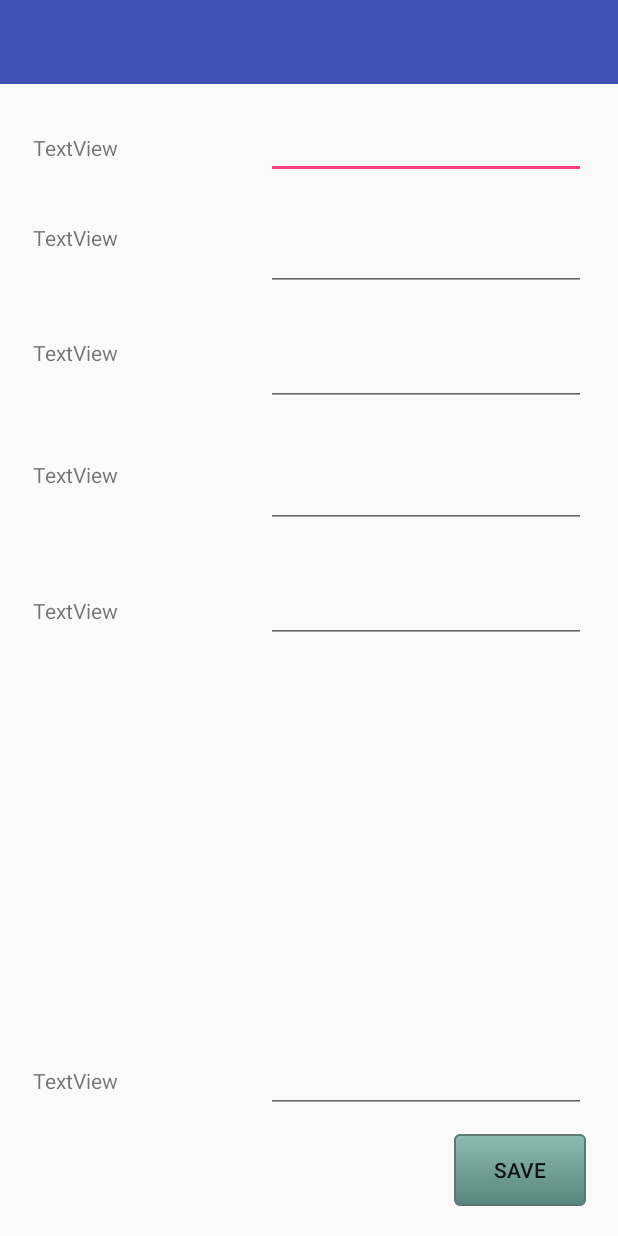
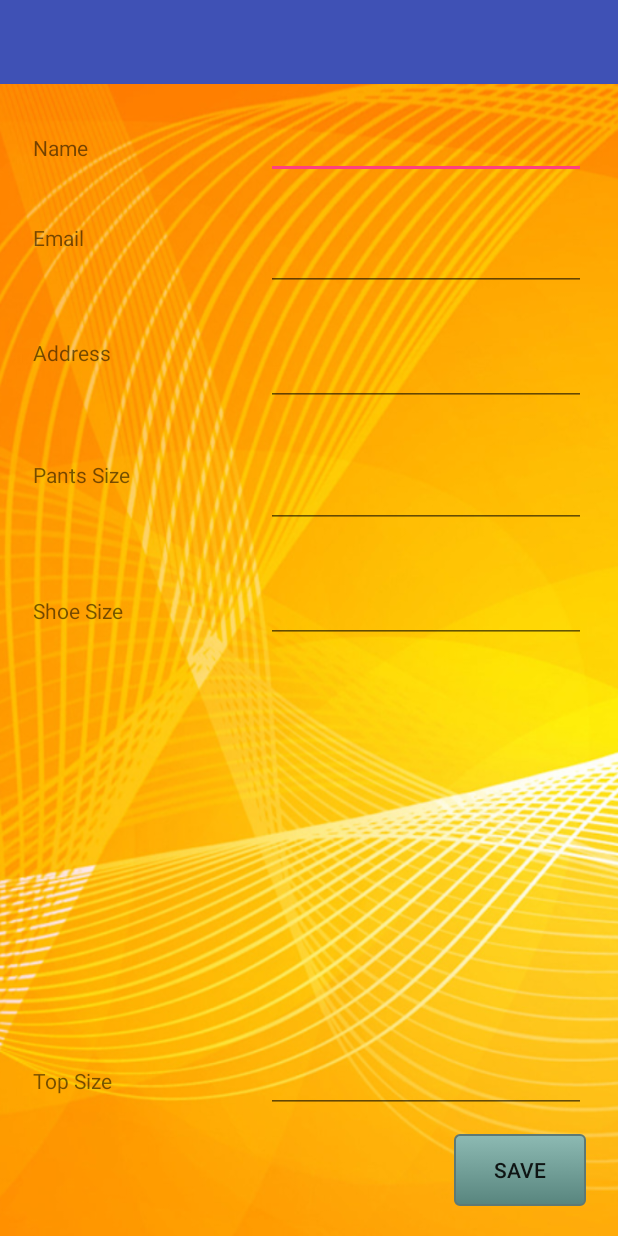
Before and after one commit to tomb97/Customer, an Android app: the screen it shows after launch (Details), after a tap on "USER DETAILS", on a phone screen of 412 x 824 dp. Run offline under Robolectric (Android 15) with nearby library versions, the phone set to English and light mode, and no system bars; libraries missing offline, so code that uses them is left out: com.estimote.coresdk, com.estimote.display, com.estimote.sdk; 6 statements that could not run were skipped.

Commit message:
Alert Dialog

```diff
--- a/app/src/main/java/com/example/tombarrett/estimotemirror/AWSSNSManager.java
+++ b/app/src/main/java/com/example/tombarrett/estimotemirror/AWSSNSManager.java
@@ -9,6 +9,7 @@ import com.amazonaws.auth.ClasspathPropertiesFileCredentialsProvider;
 import com.amazonaws.regions.Region;
 import com.amazonaws.regions.Regions;
 import com.amazonaws.services.sns.AmazonSNSClient;
+import com.amazonaws.services.sns.model.GetEndpointAttributesRequest;
 import com.amazonaws.services.sns.model.PublishRequest;
 
 /**
--- a/app/src/main/java/com/example/tombarrett/estimotemirror/MainActivity.java
+++ b/app/src/main/java/com/example/tombarrett/estimotemirror/MainActivity.java
@@ -1,7 +1,10 @@
 package com.example.tombarrett.estimotemirror;
 
+import android.content.Context;
+import android.content.DialogInterface;
 import android.database.Cursor;
 import android.database.sqlite.SQLiteDatabase;
+import android.support.v7.app.AlertDialog;
 import android.support.v7.app.AppCompatActivity;
 import android.os.Bundle;
 import com.estimote.coresdk.common.config.EstimoteSDK;
@@ -27,17 +30,21 @@ import java.util.HashMap;
 import java.util.List;
 import java.util.Map;
 
+import static com.example.tombarrett.estimotemirror.R.layout.activity_main;
+
 
 public class MainActivity extends AppCompatActivity {
     private MirrorContextManager ctxMgr;
     private static final String TAG = "MainActivity";
     private MirrorClient mirrorClient;
     private ShowroomManager showroomManager;
+    private Map<NearableID, Product> products;
+    private Context context=this;
 
     @Override
     protected void onCreate(Bundle savedInstanceState) {
         super.onCreate(savedInstanceState);
-        setContentView(R.layout.activity_main);
+        setContentView(activity_main);
         EstimoteSDK.initialize(getApplicationContext(), "toms-location-odr", "c76685df7fdccaec45b617c18cf50bdc");
 
         Toast.makeText(this, "Please maintain user details by clicking on the User Details button.\nOnce this is done, pick up a product for more information.",
@@ -67,36 +74,36 @@ public class MainActivity extends AppCompatActivity {
 
         this.ctxMgr = MirrorContextManager.createMirrorContextManager(this);
 
-        Map<NearableID, Product> products = new HashMap<>();
-        products.put(new NearableID("1b089cf2ccbf058b"), new Product("Running Shoes",
-                "These running shoes are like, the best", "retail",R.drawable.shoe,"$49.99"));
-        products.put(new NearableID("22aaab0c27180003"), new Product("Bike",
-                "Lovely Bike, much fast", "bike",R.drawable.bike,"$99.99"));
+        products = new HashMap<>();
+        populateProducts();
 
         showroomManager = new ShowroomManager(this, products);
         showroomManager.setListener(new ShowroomManager.Listener() {
             private Product product;
             @Override
-            public void onProductPickup(Product product) {
-                this.product=product;
-                try {
-                    SQLiteDatabase db = openOrCreateDatabase("MyDB", MODE_PRIVATE, null);
-                    db.execSQL("CREATE TABLE IF NOT EXISTS UserDetails(ID VARCHAR PRIMARY KEY,NAME VARCHAR," +
-                            " EMAIL VARCHAR, ADDRESS VARCHAR, PANT VARCHAR, SHOE VARCHAR, TOP VARCHAR);");
-                    Cursor resultSet = db.rawQuery("SELECT * FROM UserDetails WHERE ID='1';", null);
-                    if (resultSet != null && resultSet.moveToFirst()) {
-                        AWSSNSManager awssnsManager = new AWSSNSManager();
-                        awssnsManager.publishMessageToShopAssistant((product.getEmailMessageSA(resultSet.getString(1), resultSet.getString(5))), "Attention!");
+            public void onProductPickup(final Product product) {
+                ImageView image = new ImageView(context);
+                image.setImageResource(product.getImage());
+
+                AlertDialog.Builder alert= new AlertDialog.Builder(context);
+                alert.setMessage("Do you want to view this product?");
+                alert.setCancelable(false);
+                alert.setPositiveButton("Yes", new DialogInterface.OnClickListener() {
+                    @Override
+                    public void onClick(DialogInterface dialog, int which) {
+                        setContentView(activity_main);
+                        pickup(product);
                     }
-                    else{
-                        Log.d("SNS","crash");
+                });
+                setContentView(image);
+
+                alert.setNegativeButton("No", new DialogInterface.OnClickListener() {
+                    @Override
+                    public void onClick(DialogInterface dialog, int which) {
+                        setContentView(activity_main);
                     }
-                    updateViews();
-                }
-                catch (Exception ex){
-                    Log.d("SNS","dbcrash");
-                }
-                mirror(product.getTemplate());
+                });
+                alert.create().show();
             }
             @Override
             public void onProductPutdown(Product product) {
@@ -123,7 +130,52 @@ public class MainActivity extends AppCompatActivity {
                 ImageView img= (ImageView) findViewById(R.id.imageView4);
                 img.setImageResource(product.getImage());
             }
+
+            public void pickup(Product product){
+                this.product=product;
+                try {
+                    SQLiteDatabase db = openOrCreateDatabase("MyDB", MODE_PRIVATE, null);
+                    db.execSQL("CREATE TABLE IF NOT EXISTS UserDetails(ID VARCHAR PRIMARY KEY,NAME VARCHAR," +
+                            " EMAIL VARCHAR, ADDRESS VARCHAR, PANT VARCHAR, SHOE VARCHAR, TOP VARCHAR);");
+                    Cursor resultSet = db.rawQuery("SELECT * FROM UserDetails WHERE ID='1';", null);
+                    if (resultSet != null && resultSet.moveToFirst()) {
+                        AWSSNSManager awssnsManager = new AWSSNSManager();
+                        awssnsManager.publishMessageToShopAssistant((product.getEmailMessageSA(resultSet.getString(1), resultSet.getString(5))), "Customer is interested in a product!");
+                    }
+                    else{
+                        Log.d("SNS","crash");
+                    }
+                    updateViews();
+                }
+                catch (Exception ex){
+                    Log.d("SNS","dbcrash");
+                }
+                mirror(product.getTemplate());
+            }
         });
+    }
+
+    public void populateProducts(){
+        products.put(new NearableID("1b089cf2ccbf058b"), new Product("Running Shoes",
+                "These running shoes are like, the best", "retail",R.drawable.shoe,"$49.99"));
+        products.put(new NearableID("22aaab0c27180003"), new Product("Bike",
+                "Lovely Bike, much fast", "bike",R.drawable.bike,"$99.99"));
+        products.put(new NearableID("ee2b8cc919b453ab"), new Product("bag",
+                "These running shoes are like, the best", "retail",R.drawable.shoe,"$49.99"));
+        products.put(new NearableID("1e35554b0afec7ab"), new Product("generic",
+                "Lovely Bike, much fast", "bike",R.drawable.bike,"$99.99"));
+        products.put(new NearableID("c21fdc491a5c90f2"), new Product("car",
+                "These running shoes are like, the best", "retail",R.drawable.shoe,"$49.99"));
+        products.put(new NearableID("75926687589ebe92"), new Product("bed",
+                "Lovely Bike, much fast", "bike",R.drawable.bike,"$99.99"));
+        products.put(new NearableID("40ee97302ec5b238"), new Product("chair",
+                "These running shoes are like, the best", "retail",R.drawable.shoe,"$49.99"));
+        products.put(new NearableID("2d088f71be8bc22f"), new Product("door",
+                "Lovely Bike, much fast", "bike",R.drawable.bike,"$99.99"));
+        products.put(new NearableID("246199bedb49304a"), new Product("dog",
+                "These running shoes are like, the best", "retail",R.drawable.shoe,"$49.99"));
+        products.put(new NearableID("014b750b3ed89ecc"), new Product("fridge",
+                "Lovely Bike, much fast", "bike",R.drawable.bike,"$99.99"));
     }
 
     public void token(){
--- a/app/src/main/java/com/example/tombarrett/estimotemirror/estimote/Product.java
+++ b/app/src/main/java/com/example/tombarrett/estimotemirror/estimote/Product.java
@@ -45,7 +45,7 @@ public class Product {
     public String getPrice() { return price; }
 
     public String getEmailMessageSA(String name, String size){
-        emailMessageSA= ("Customer " + name + " is interested in " + getName() + " in size " + size);
+        emailMessageSA= ("Customer " + name + " is interested in " + getName() + " in size " + size+". This product is in stock!");
         return emailMessageSA;
     }
 
--- a/app/src/main/res/layout/activity_details.xml
+++ b/app/src/main/res/layout/activity_details.xml
@@ -25,7 +25,8 @@
 
     <RelativeLayout
         android:layout_width="match_parent"
-        android:layout_height="match_parent">
+        android:layout_height="match_parent"
+        android:background="@drawable/back1">
 
         <Button
             android:id="@+id/button3"
@@ -110,7 +111,7 @@
             android:layout_alignParentStart="true"
             android:layout_marginBottom="11dp"
             android:layout_marginStart="22dp"
-            android:text="TextView" />
+            android:text="Name" />
 
         <TextView
             android:id="@+id/textView2"
@@ -118,7 +119,7 @@
             android:layout_height="wrap_content"
             android:layout_alignStart="@+id/textView"
             android:layout_alignTop="@+id/editText2"
-            android:text="TextView" />
+            android:text="Email" />
 
         <TextView
             android:id="@+id/textView3"
@@ -126,7 +127,7 @@
             android:layout_height="wrap_content"
             android:layout_alignStart="@+id/textView2"
             android:layout_alignTop="@+id/editText3"
-            android:text="TextView" />
+            android:text="Address" />
 
         <TextView
             android:id="@+id/textView4"
@@ -134,7 +135,7 @@
             android:layout_height="wrap_content"
             android:layout_alignStart="@+id/textView3"
             android:layout_alignTop="@+id/editText4"
-            android:text="TextView" />
+            android:text="Pants Size" />
 
         <TextView
             android:id="@+id/textView5"
@@ -143,7 +144,7 @@
             android:layout_alignBaseline="@+id/editText7"
             android:layout_alignBottom="@+id/editText7"
             android:layout_alignStart="@+id/textView4"
-            android:text="TextView" />
+            android:text="Shoe Size" />
 
         <TextView
             android:id="@+id/textView6"
@@ -152,7 +153,7 @@
             android:layout_alignBaseline="@+id/editText8"
             android:layout_alignBottom="@+id/editText8"
             android:layout_alignStart="@+id/textView5"
-            android:text="TextView" />
+            android:text="Top Size" />
     </RelativeLayout>
 
 </android.support.design.widget.CoordinatorLayout>
```
Also changed, not shown: app/src/main/java/com/example/tombarrett/estimotemirror/Tokens.java (+18 -2 lines), app/src/main/res/drawable/back1.png (added), app/src/main/res/drawable/back2.png (added).
